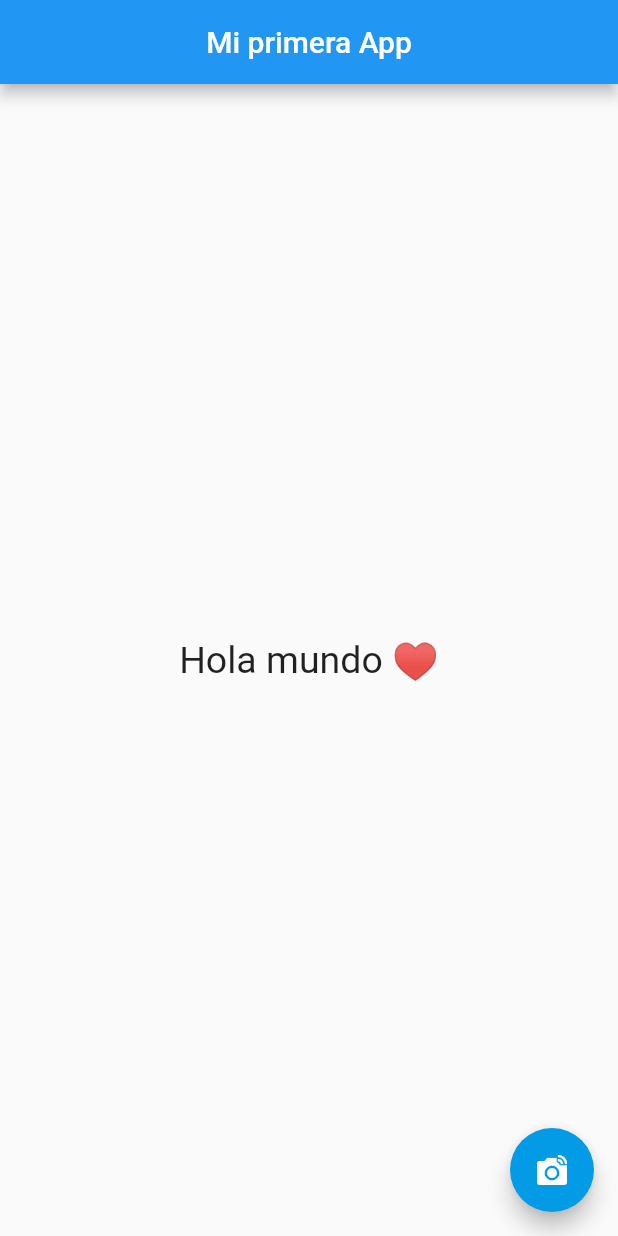
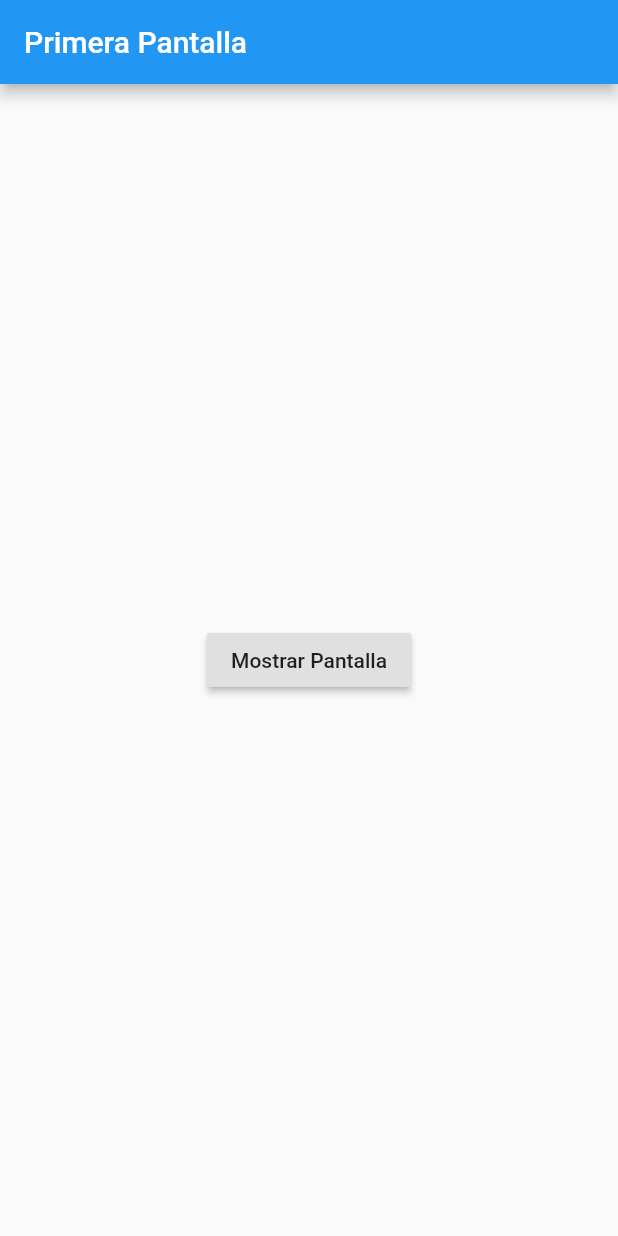
Before and after one commit to tonyinuma/basic-flutter, a Flutter app: the screen it shows after launch, on a phone screen of 412 x 824 dp. Run offline on Flutter 3.47's test engine with Material 2 defaults, Android fonts, the phone set to English and light mode, and no system bars.

Commit message:
Example navigations - transfer data

```diff
--- /dev/null
+++ b/lib/src/app.dart
@@ -0,0 +1,30 @@
+import 'package:app01/src/screens/second.dart';
+import 'package:flutter/material.dart';
+
+class App extends StatefulWidget {
+  @override
+  _AppState createState() => _AppState();
+ }
+class _AppState extends State<App> {
+  @override
+  Widget build(BuildContext context) {
+   return Scaffold(
+     appBar: AppBar(
+       title: Text("Primera Pantalla")
+     ),
+     body: Center(
+       child: RaisedButton(
+         child: Text("Mostrar Pantalla"),
+         onPressed: () {
+           Navigator.push(
+             context,
+             MaterialPageRoute(
+               builder: (context) => Second(title: "Holaaa")
+             )
+           );
+         }
+       ),
+     ),
+   );
+  }
+}
```
Also changed, not shown: lib/main.dart (+5 -25 lines), lib/src/screens/second.dart (added, +25 -0 lines), pubspec.lock.
